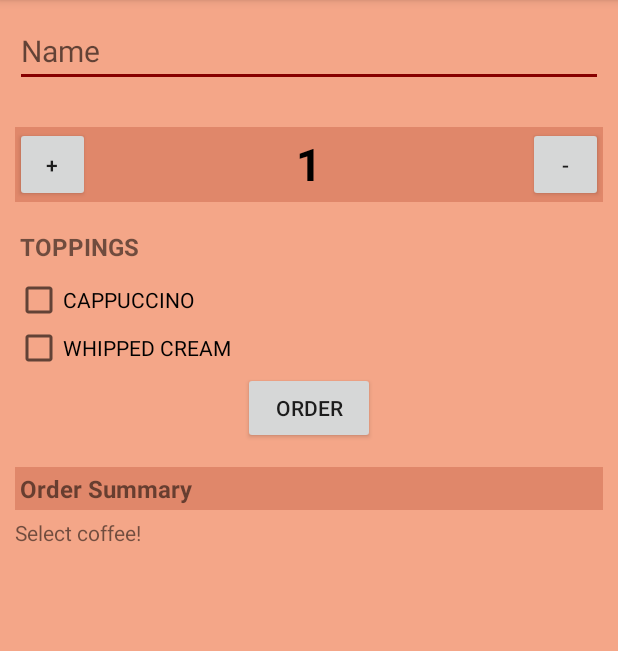
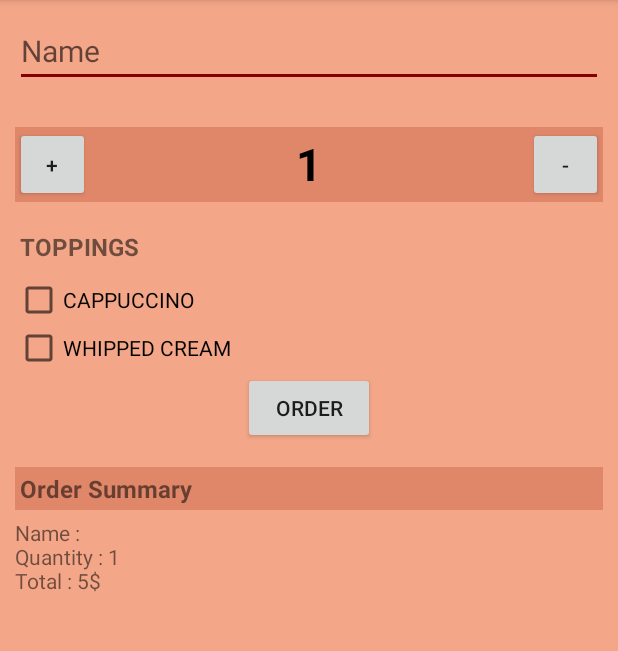
Before and after one commit to adityagalande/android-coffeeOrder, an Android app: the screen it shows after launch (MainActivity), after a tap on "ORDER", on a phone screen of 412 x 824 dp, the part 84-735 px from its top. Run offline under Robolectric (Android 15) with nearby library versions, the phone set to English and light mode, and no system bars.

Commit message:
Activity.main.java

```diff
--- a/app/src/main/java/com/adityagalande/cofeeorder/MainActivity.java
+++ b/app/src/main/java/com/adityagalande/cofeeorder/MainActivity.java
@@ -3,6 +3,8 @@ package com.adityagalande.cofeeorder;
 import androidx.appcompat.app.AppCompatActivity;
 
 import android.annotation.SuppressLint;
+import android.content.Intent;
+import android.net.Uri;
 import android.os.Bundle;
 import android.view.View;
 import android.widget.CheckBox;
@@ -12,7 +14,7 @@ import android.widget.Toast;
 
 
 public class MainActivity extends AppCompatActivity {
-    int quantity = 0;
+    int quantity = 1;
 
     @Override
     protected void onCreate(Bundle savedInstanceState) {
@@ -22,14 +24,22 @@ public class MainActivity extends AppCompatActivity {
 
     public void increment(View view) {
         quantity++;
-        display(quantity);
+        if (quantity > 100) {
+            quantity = 100;
+            Toast.makeText(this, "You cannot have more than 100 coffee!", Toast.LENGTH_LONG).show();
+            display(quantity);
+        } else {
+            display(quantity);
+        }
     }
 
     public void decrement(View view) {
         quantity--;
-        if (quantity < 0) {
-            quantity = 0;
-            display(0);
+        if (quantity < 1) {
+            quantity = 1;
+            Toast.makeText(this, "You need to have atleast one coffee!", Toast.LENGTH_LONG).show();
+            ;
+            display(quantity);
         } else {
             display(quantity);
         }
@@ -43,7 +53,6 @@ public class MainActivity extends AppCompatActivity {
     }
 
     public void order(View view) {
-        int quantitys = quantity;
 
         EditText customerName = (EditText) findViewById(R.id.customerName);
         String custName = customerName.getText().toString();
@@ -51,22 +60,54 @@ public class MainActivity extends AppCompatActivity {
         CheckBox cappuccino = (CheckBox) findViewById(R.id.cappuccino);
         boolean Cappuccino = cappuccino.isChecked();
 
-        CheckBox caffeMocha = (CheckBox) findViewById(R.id.caffeMocha);
-        boolean CaffeMocha = caffeMocha.isChecked();
+        CheckBox caffeMocha = (CheckBox) findViewById(R.id.whippedCream);
+        boolean whippedCream = caffeMocha.isChecked();
 
         String msg = "";
-        if (quantitys == 0) {
+        if (quantity == 0) {
             msg = "Select coffee!";
         } else {
+            if (!Cappuccino && !whippedCream) {
+                msg = "Name : " + custName + "\nQuantity : " + quantity + "\nTotal : " + calculatePrice(Cappuccino, whippedCream) + "$";
+            }
             if (Cappuccino) {
-                quantitys = quantity * 5;
-                msg = "Name : " + custName + "\nQuantity : " + quantity + "\nSub Total : " + (quantitys) + "$" + "\nExtra : " + "Cappuccino";
-            } else if (CaffeMocha) {
-                quantitys = quantity * 7;
-                msg = "Name : " + custName + "\nQuantity : " + quantity + "\nSub Total : " + (quantitys) + "$" + "\nExtra : " + "CaffeMocha";
+                msg = "Name : " + custName + "\nQuantity : " + quantity + "\nTotal : " + calculatePrice(Cappuccino, whippedCream) + "$\nTopings :\nCappuccino";
+            }
+            if (whippedCream) {
+                msg = "Name : " + custName + "\nQuantity : " + quantity + "\nTotal : " + calculatePrice(Cappuccino, whippedCream) + "$\nTopings :\nWhippedCream";
+            }
+            if (Cappuccino && whippedCream) {
+                msg = "Name : " + custName + "\nQuantity : " + quantity + "\nTotal : " + calculatePrice(Cappuccino, whippedCream) + "$\nTopings :\nCappuccino\nWhippedCream";
             }
         }
+        String addresses = "adityagalande6@gmail.com";
+        composeEmail(addresses, custName, msg);
         displayMessage(msg);
+    }
+
+
+    public void composeEmail(String addresses, String custName, String msg) {
+
+        //This is Email intent function
+        Intent intent = new Intent(Intent.ACTION_SENDTO);
+        intent.setData(Uri.parse("mailto:")); // only email apps should handle this
+        intent.putExtra(Intent.EXTRA_EMAIL, addresses);
+        intent.putExtra(Intent.EXTRA_SUBJECT, "Hey! " + custName);
+        intent.putExtra(Intent.EXTRA_TEXT, msg);
+        if (intent.resolveActivity(getPackageManager()) != null) {
+            startActivity(intent);
+        }
+    }
+
+    private int calculatePrice(boolean Cappuccino, boolean whippedCream) {
+        int price = 5;
+        if (Cappuccino) {
+            price += 1;
+        }
+        if (whippedCream) {
+            price += 2;
+        }
+        return quantity * price;
     }
 
 
```
